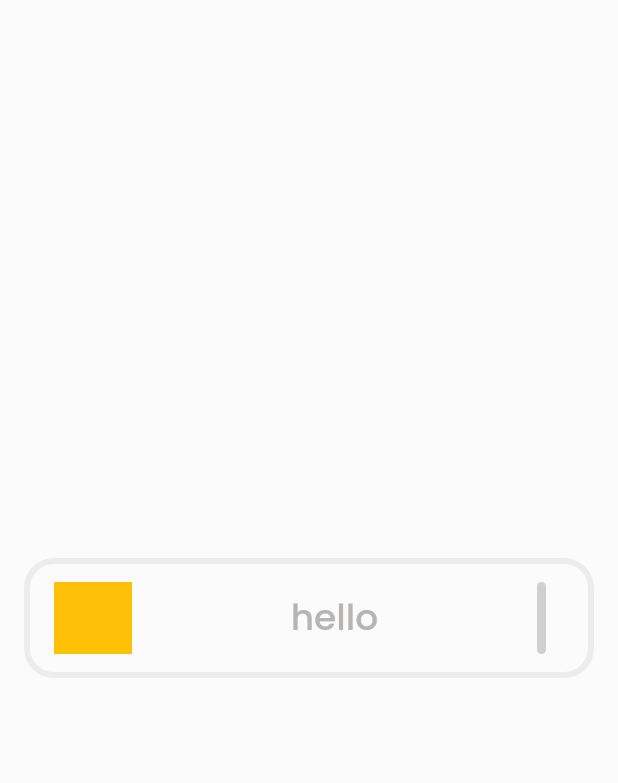
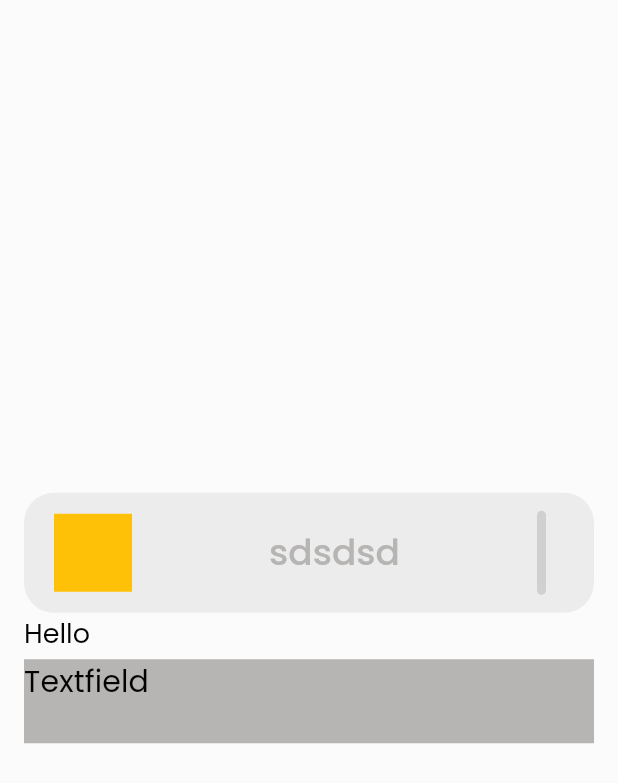
Before and after one commit to athiruj/communication_for_mobile_app_and_esp_module, a Flutter app: the screen it shows after launch, on a phone screen of 412 x 824 dp. Shown: the top 783 px of the screen. Run offline on Flutter 3.47's test engine with Material 2 defaults, Android fonts, the light colour scheme and no system bars.

Commit message:
TextFieldBox Classes

```diff
--- a/lib/boxs.dart
+++ b/lib/boxs.dart
@@ -137,48 +137,48 @@ class OutlineBox extends StatelessWidget {
   }
 }
 
-// class MediumBox extends StatelessWidget {
-//   final String text;
-//   final StatusBar? statusBar;
-//   const MediumBox(this.text, {super.key, this.statusBar});
+class MediumBox extends StatelessWidget {
+  final String text;
+  final StatusBar? statusBar;
+  const MediumBox(this.text, {super.key, this.statusBar});
 
-//   @override
-//   Widget build(BuildContext context) {
-//     return Container(
-//       padding: const EdgeInsets.only(
-//         left: 20,
-//         right: 32,
-//         top: 12,
-//         bottom: 12,
-//       ),
-//       decoration: BoxDecoration(
-//         borderRadius: BorderRadius.circular(20),
-//         color: Theme.of(context).colorScheme.surface,
-//       ),
-//       constraints: const BoxConstraints.expand(
-//         height: 80,
-//       ),
-//       child: Row(
-//         mainAxisAlignment: MainAxisAlignment.spaceBetween,
-//         crossAxisAlignment: CrossAxisAlignment.center,
-//         children: [
-//           Container(
-//             color: Colors.amber,
-//             height: 52,
-//             width: 52,
-//           ),
-//           Text(
-//             text,
-//             style: Theme.of(context).primaryTextTheme.titleMedium?.copyWith(
-//                   color: Theme.of(context).colorScheme.onSurface,
-//                 ),
-//           ),
-//           statusBar ?? const StatusBar()
-//         ],
-//       ),
-//     );
-//   }
-// }
+  @override
+  Widget build(BuildContext context) {
+    return Container(
+      padding: const EdgeInsets.only(
+        left: 20,
+        right: 32,
+        top: 12,
+        bottom: 12,
+      ),
+      decoration: BoxDecoration(
+        borderRadius: BorderRadius.circular(20),
+        color: Theme.of(context).colorScheme.surface,
+      ),
+      constraints: const BoxConstraints.expand(
+        height: 80,
+      ),
+      child: Row(
+        mainAxisAlignment: MainAxisAlignment.spaceBetween,
+        crossAxisAlignment: CrossAxisAlignment.center,
+        children: [
+          Container(
+            color: Colors.amber,
+            height: 52,
+            width: 52,
+          ),
+          Text(
+            text,
+            style: Theme.of(context).primaryTextTheme.titleMedium?.copyWith(
+                  color: Theme.of(context).colorScheme.onSurface,
+                ),
+          ),
+          statusBar ?? const StatusBar()
+        ],
+      ),
+    );
+  }
+}
 
 class OutlineMediumBox extends StatelessWidget {
   final String text;
--- a/lib/main.dart
+++ b/lib/main.dart
@@ -442,8 +442,9 @@ class NormalLayout extends StatelessWidget {
         child: Column(
           mainAxisAlignment: MainAxisAlignment.center,
           crossAxisAlignment: CrossAxisAlignment.center,
-          children: [
-           const OutlineMediumBox("hello")
+          children: const [
+            MediumBox("sdsdsd"),
+            TextFieldBox(label: "Hello")
           ],
         ),
       ),
@@ -451,48 +452,39 @@ class NormalLayout extends StatelessWidget {
   }
 }
 
-class MediumBox extends StatelessWidget {
-  final String text;
-  final StatusBar? statusBar;
-  const MediumBox(this.text, {super.key, this.statusBar});
+class TextFieldBox extends StatelessWidget {
+  final String label;
+  const TextFieldBox({super.key,required this.label});
 
   @override
   Widget build(BuildContext context) {
-    return Container(
-      padding: const EdgeInsets.only(
-        left: 20,
-        right: 32,
-        top: 12,
-        bottom: 12,
-      ),
-      decoration: BoxDecoration(
-        borderRadius: BorderRadius.circular(20),
-        color: Theme.of(context).colorScheme.surface,
-      ),
-      constraints: const BoxConstraints.expand(
-        height: 80,
-      ),
-      child: Row(
-        mainAxisAlignment: MainAxisAlignment.spaceBetween,
-        crossAxisAlignment: CrossAxisAlignment.center,
-        children: [
-          Container(
-            color: Colors.amber,
-            height: 52,
-            width: 52,
-          ),
-          Text(
-            text,
-            style: Theme.of(context).primaryTextTheme.titleMedium?.copyWith(
-                  color: Theme.of(context).colorScheme.onSurface,
-                ),
-          ),
-          statusBar ?? const StatusBar()
-        ],
-      ),
+    return Column(
+      crossAxisAlignment: CrossAxisAlignment.start,
+      mainAxisSize: MainAxisSize.min,
+      children: [
+        Text(
+          label,
+          style: Theme.of(context)
+              .primaryTextTheme
+              .bodyLarge
+              ?.copyWith(fontWeight: FontWeight.w400),
+        ),
+        const SizedBox(
+          height: 4,
+        ),
+        Container(
+          constraints: const BoxConstraints.expand(height: 56),
+              color: Theme.of(context).colorScheme.onSurface,
+          child: Text("Textfield",style: Theme.of(context)
+              .primaryTextTheme
+              .titleSmall
+              ?.copyWith(fontWeight: FontWeight.w400),),
+        )
+      ],
     );
   }
 }
+
 
 // class OutlineMediumBoxs extends OutlinedButton {
 //   final String text;
```
